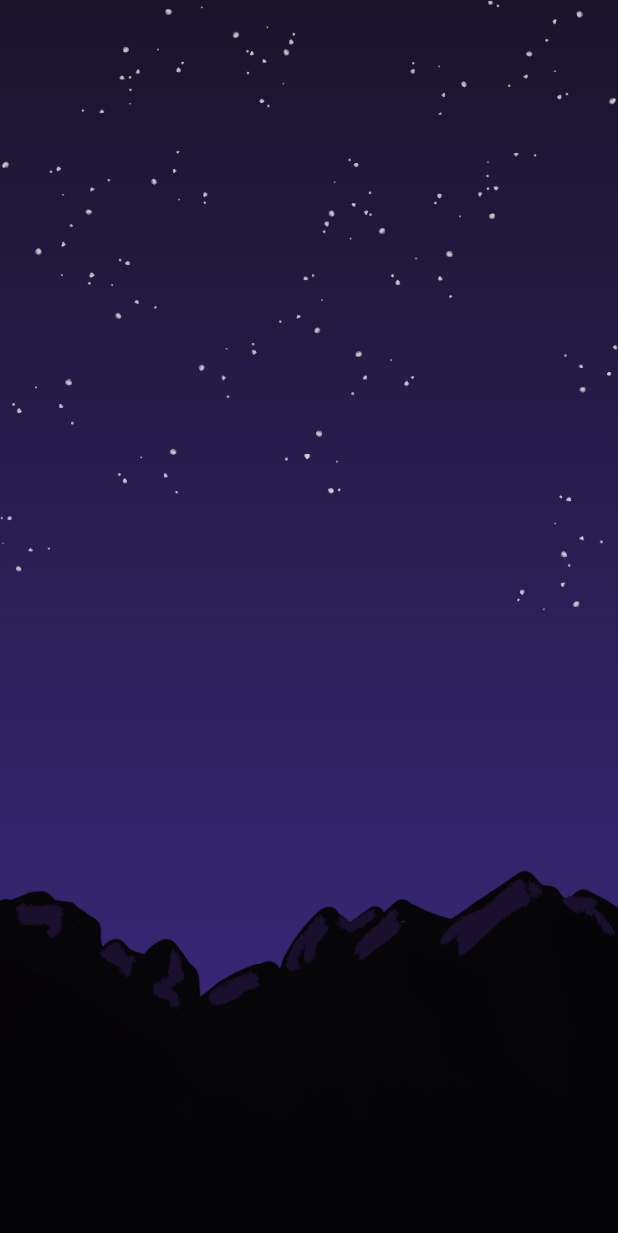
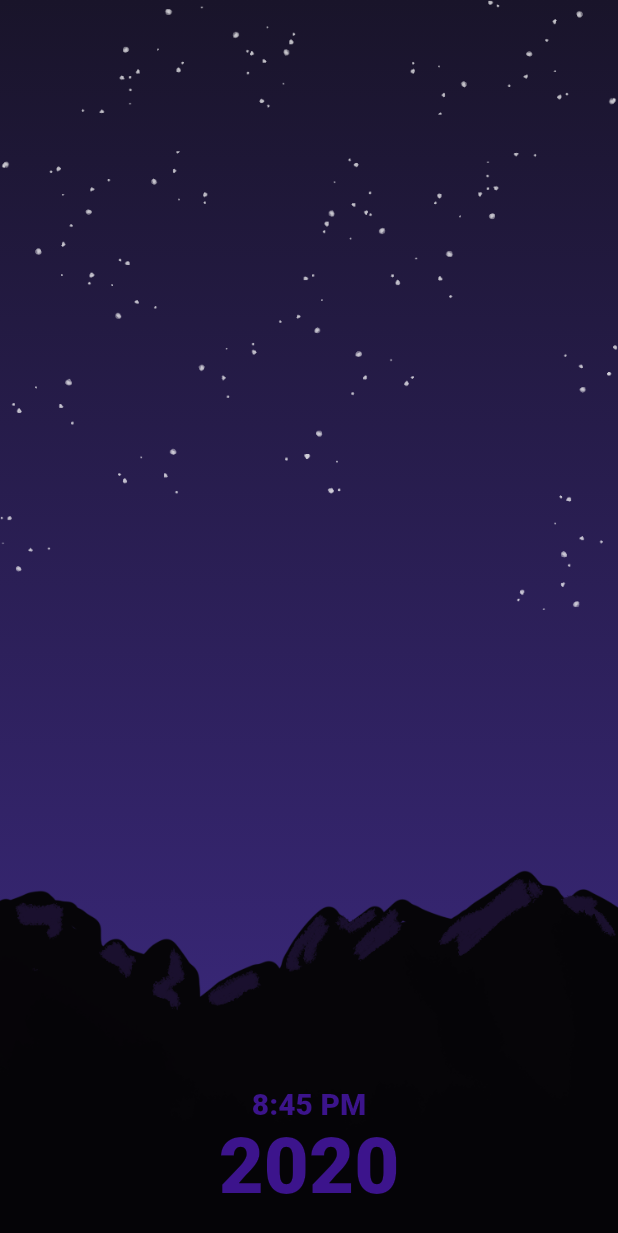
Before and after one commit to matthew-carroll/special_new_years_2021, a Flutter app: the screen it shows after launch, on a phone screen of 412 x 824 dp. Shown: the top 1233 px of the screen. Run offline on Flutter 3.47's test engine with Material 2 defaults, Android fonts, the phone set to English and light mode, and no system bars.

Commit message:
Step 4: Add year and time text.

```diff
--- a/lib/main.dart
+++ b/lib/main.dart
@@ -24,6 +24,8 @@ class NewYearsCountdownScreen extends StatelessWidget {
     return Scaffold(
       body: Landscape(
         mode: EnvironmentMode.night,
+        time: '8:45 PM',
+        year: '2020',
       ),
     );
   }
@@ -33,10 +35,14 @@ class Landscape extends StatelessWidget {
   const Landscape({
     Key key,
     this.mode,
+    this.time = '',
+    this.year = '',
   }) : super(key: key);
 
   static const switchModeDuration = Duration(milliseconds: 500);
   final EnvironmentMode mode;
+  final String time;
+  final String year;
 
   @override
   Widget build(BuildContext context) {
@@ -45,6 +51,7 @@ class Landscape extends StatelessWidget {
         _buildSky(),
         _buildStars(),
         _buildMountains(),
+        _buildText(),
       ],
     );
   }
@@ -120,6 +127,50 @@ class Landscape extends StatelessWidget {
       ),
     );
   }
+
+  Widget _buildText() {
+    return Positioned(
+      left: 0,
+      right: 0,
+      bottom: 16,
+      child: Column(
+        mainAxisSize: MainAxisSize.min,
+        children: [
+          Text(
+            time,
+            textAlign: TextAlign.center,
+            style: TextStyle(
+              color: _buildTextColor(),
+              fontSize: 20,
+              fontWeight: FontWeight.w900,
+            ),
+          ),
+          Text(
+            year,
+            textAlign: TextAlign.center,
+            style: TextStyle(
+              color: _buildTextColor(),
+              fontSize: 52,
+              fontWeight: FontWeight.w900,
+            ),
+          ),
+        ],
+      ),
+    );
+  }
+
+  Color _buildTextColor() {
+    switch (mode) {
+      case EnvironmentMode.morning:
+        return morningTextColor;
+      case EnvironmentMode.afternoon:
+        return afternoonTextColor;
+      case EnvironmentMode.evening:
+        return eveningTextColor;
+      case EnvironmentMode.night:
+        return nightTextColor;
+    }
+  }
 }
 
 const morningGradient = LinearGradient(
@@ -130,6 +181,7 @@ const morningGradient = LinearGradient(
   begin: Alignment.topCenter,
   end: Alignment.bottomCenter,
 );
+const morningTextColor = const Color(0xFF797149);
 
 const afternoonGradient = LinearGradient(
   colors: [
@@ -139,6 +191,7 @@ const afternoonGradient = LinearGradient(
   begin: Alignment.topCenter,
   end: Alignment.bottomCenter,
 );
+const afternoonTextColor = const Color(0xFF5E576C);
 
 const eveningGradient = LinearGradient(
   colors: [
@@ -150,6 +203,7 @@ const eveningGradient = LinearGradient(
   begin: Alignment.topCenter,
   end: Alignment.bottomCenter,
 );
+const eveningTextColor = const Color(0xFF832A2A);
 
 const nightGradient = LinearGradient(
   colors: [
@@ -159,6 +213,7 @@ const nightGradient = LinearGradient(
   begin: Alignment.topCenter,
   end: Alignment.bottomCenter,
 );
+const nightTextColor = const Color(0xFF3C148C);
 
 enum EnvironmentMode {
   morning,
```
